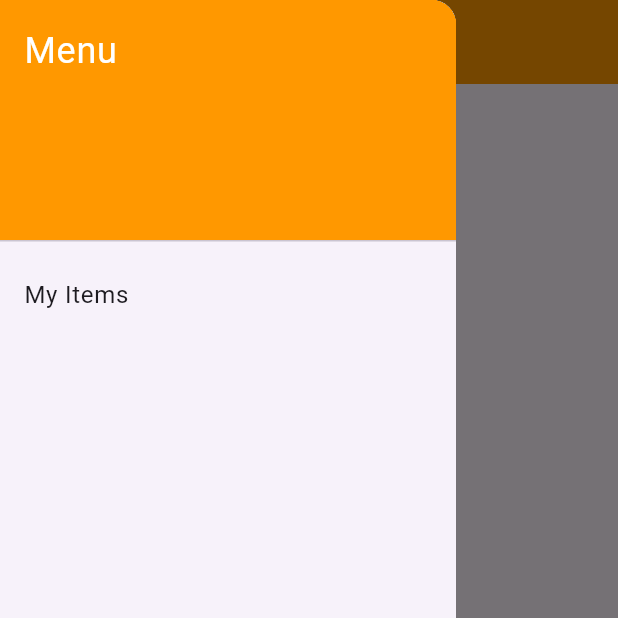
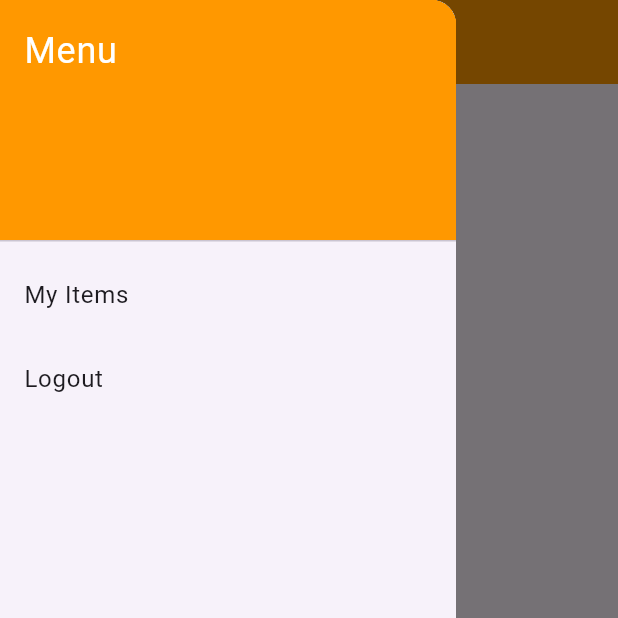
Before and after one commit to chenyb4/NeighborShare-Frontend, a Flutter app: the Home screen opened directly, with the side drawer open, on a phone screen of 412 x 824 dp, the top half of it. Run offline on Flutter 3.47's test engine with Material 3 defaults, Android fonts, the phone set to English and light mode, and no system bars; our stand-ins replace shared_preferences; accounts and stored records are empty.

Commit message:
logout item in drawer

```diff
--- a/lib/main.dart
+++ b/lib/main.dart
@@ -9,10 +9,22 @@ void main() async {
   SharedPreferences prefs = await SharedPreferences.getInstance();
   String? token = prefs.getString('token');
 
-  runApp(MaterialApp(
-    home: token != null ? Home() : Login(),
-    routes: {
-      '/addItem': (context) => AddItem(),
-    },
-  ));
+  runApp(MyApp(token: token));
 }
+
+class MyApp extends StatelessWidget {
+  final String? token;
+
+  const MyApp({Key? key, this.token}) : super(key: key);
+
+  @override
+  Widget build(BuildContext context) {
+    return MaterialApp(
+      home: token != null ? Home() : Login(),
+      routes: {
+        '/addItem': (context) => AddItem(),
+        '/login': (context) => Login(), // Define the login route
+      },
+    );
+  }
+}
--- a/lib/screens/home.dart
+++ b/lib/screens/home.dart
@@ -60,6 +60,13 @@ class _HomeState extends State<Home> {
     }
   }
 
+  Future<void> _logout() async {
+    SharedPreferences prefs = await SharedPreferences.getInstance();
+    await prefs.remove('token'); // Remove token from SharedPreferences
+    // Navigate to login screen or any other desired screen
+    Navigator.pushReplacementNamed(context, '/login');
+  }
+
   @override
   Widget build(BuildContext context) {
     return Scaffold(
@@ -94,6 +101,10 @@ class _HomeState extends State<Home> {
                   ),
                 );
               },
+            ),
+            ListTile(
+              title: Text('Logout'),
+              onTap: _logout, // Call logout function when tapped
             ),
           ],
         ),
```
